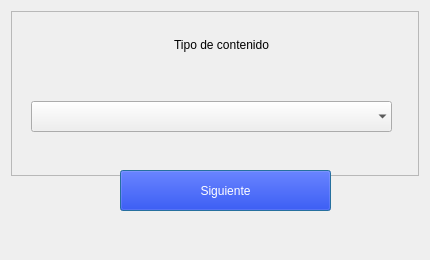
Above: views/MainView.ui from lachkarsoufiane/DocProcessor before the change. Below: the same form after it.
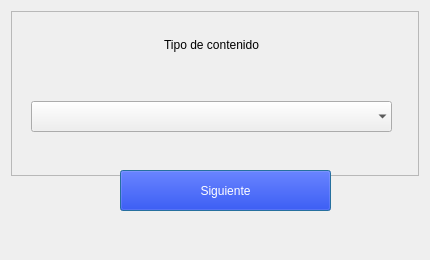
That is the form after the change.

The edit to the form file:
```diff
--- a/views/MainView.ui
+++ b/views/MainView.ui
@@ -67,7 +67,7 @@
      <widget class="QLabel" name="label">
       <property name="geometry">
        <rect>
-        <x>120</x>
+        <x>110</x>
         <y>20</y>
         <width>181</width>
         <height>28</height>
```
